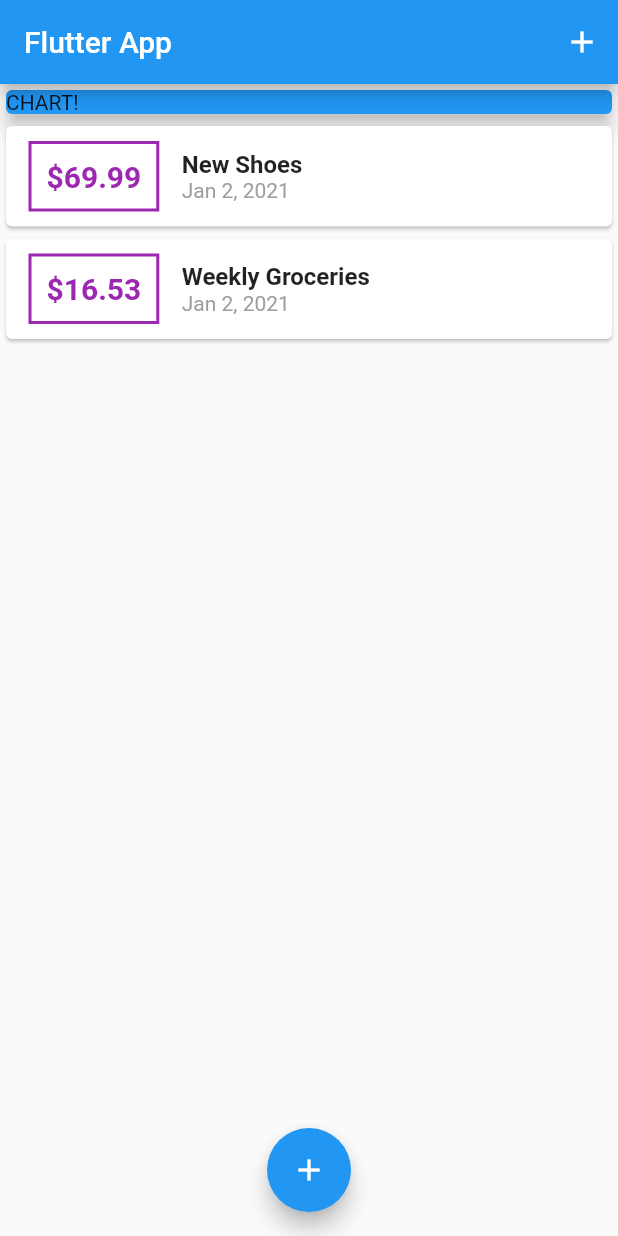
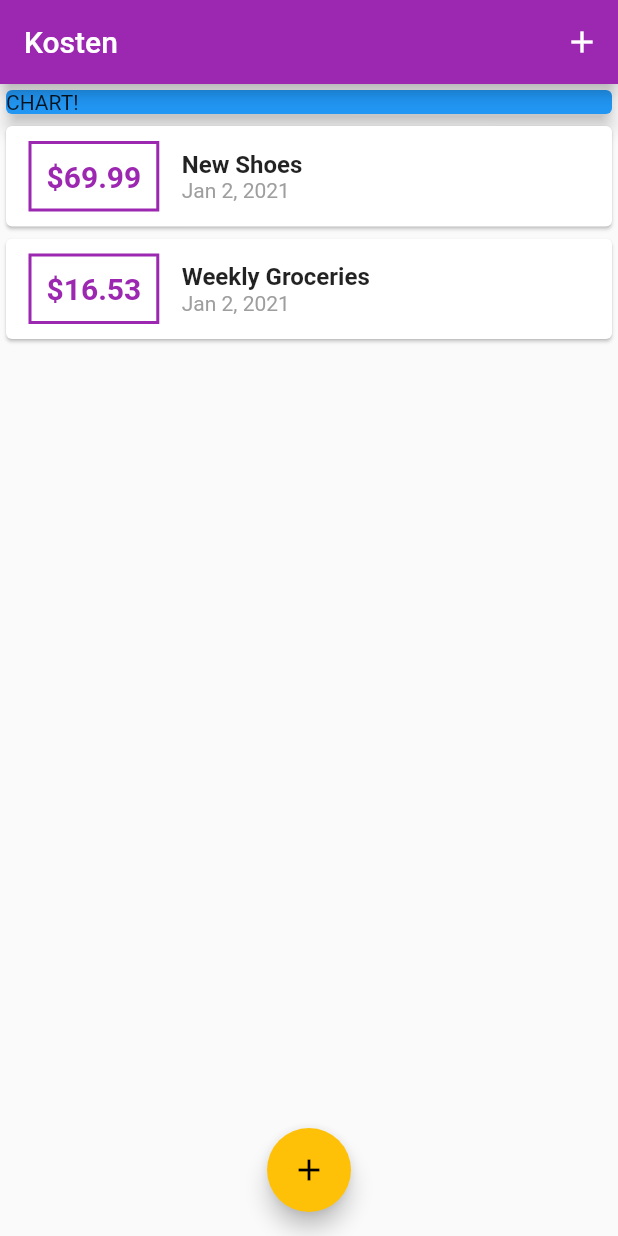
Before and after one commit to abluemer/flutter_kosten_app, a Flutter app: the screen it shows after launch, on a phone screen of 412 x 824 dp. Run offline on Flutter 3.47's test engine with Material 2 defaults, Android fonts, the phone set to English and light mode, and no system bars.

Commit message:
+colors and themes

```diff
--- a/lib/main.dart
+++ b/lib/main.dart
@@ -10,7 +10,11 @@ class MyApp extends StatelessWidget {
   @override
   Widget build(BuildContext context) {
     return MaterialApp(
-      title: 'Flutter App',
+      theme: ThemeData(
+        primarySwatch: Colors.purple,
+        accentColor: Colors.amber,
+      ),
+      title: 'Kosten',
       home: MyHomePage(),
     );
   }
@@ -69,7 +73,7 @@ class _MyHomePageState extends State<MyHomePage> {
   Widget build(BuildContext context) {
     return Scaffold(
       appBar: AppBar(
-        title: Text('Flutter App'),
+        title: Text('Kosten'),
         actions: <Widget>[
           IconButton(
             icon: Icon(Icons.add),
--- a/lib/widgets/transaction_list.dart
+++ b/lib/widgets/transaction_list.dart
@@ -24,7 +24,7 @@ class TransactionList extends StatelessWidget {
                   ),
                   decoration: BoxDecoration(
                     border: Border.all(
-                      color: Colors.purple,
+                      color: Theme.of(context).primaryColor,
                       width: 2,
                     ),
                   ),
@@ -34,7 +34,7 @@ class TransactionList extends StatelessWidget {
                     style: TextStyle(
                       fontWeight: FontWeight.bold,
                       fontSize: 20,
-                      color: Colors.purple,
+                      color: Theme.of(context).primaryColor,
                     ),
                   ),
                 ),
```
